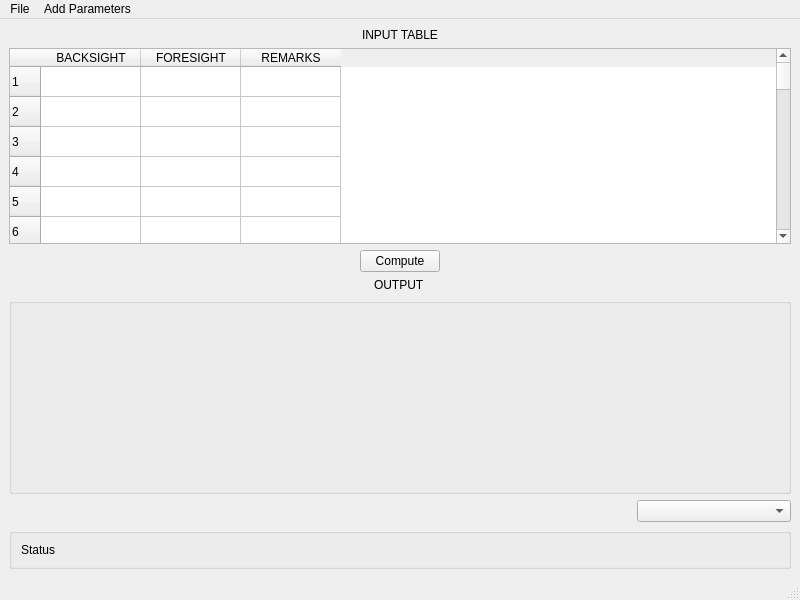
The window that MainUI.ui (martinaborgeh/Least-Square-Adjustment) describes before a commit, drawn with Qt 5.
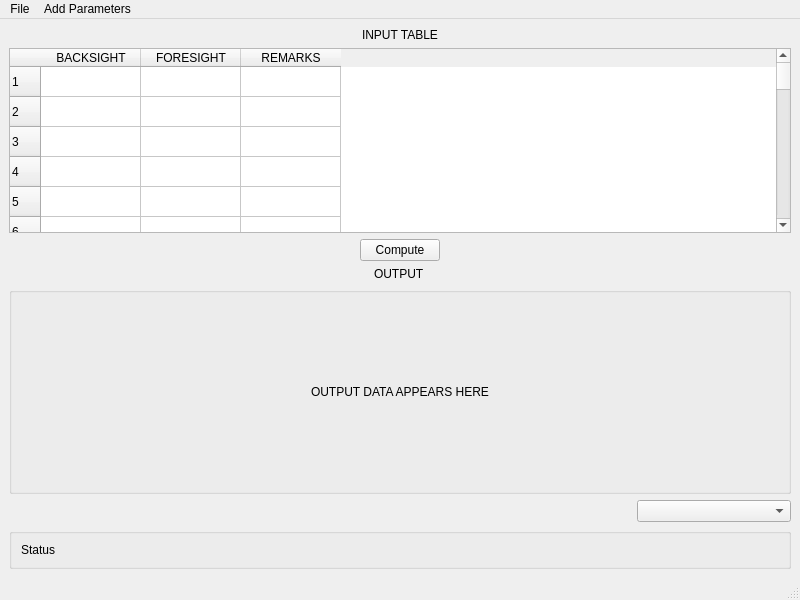
The same window after the commit.

Commit message: Initial Out table was created with combo item selection

What changed in the file:
```diff
--- a/MainUI.ui
+++ b/MainUI.ui
@@ -1081,20 +1081,29 @@
      </widget>
     </item>
     <item>
-     <widget class="QGroupBox" name="groupBox">
-      <layout class="QHBoxLayout" name="horizontalLayout">
-       <item>
-        <spacer name="verticalSpacer">
-         <property name="orientation">
-          <enum>Qt::Vertical</enum>
+     <widget class="QGroupBox" name="horizontalGroupBox">
+      <layout class="QHBoxLayout" name="output_widget">
+       <item alignment="Qt::AlignHCenter">
+        <widget class="QLabel" name="label_5">
+         <property name="sizePolicy">
+          <sizepolicy hsizetype="Preferred" vsizetype="Expanding">
+           <horstretch>0</horstretch>
+           <verstretch>0</verstretch>
+          </sizepolicy>
          </property>
-         <property name="sizeHint" stdset="0">
+         <property name="minimumSize">
           <size>
-           <width>20</width>
-           <height>40</height>
+           <width>0</width>
+           <height>180</height>
           </size>
          </property>
-        </spacer>
+         <property name="styleSheet">
+          <string notr="true">font: 75 14pt &quot;Arial&quot;;</string>
+         </property>
+         <property name="text">
+          <string>OUTPUT DATA APPEARS HERE</string>
+         </property>
+        </widget>
        </item>
       </layout>
      </widget>
```
Left out of the diff: 2 changed lines with no effect on the pictures. The commit also changes 2 other files.
